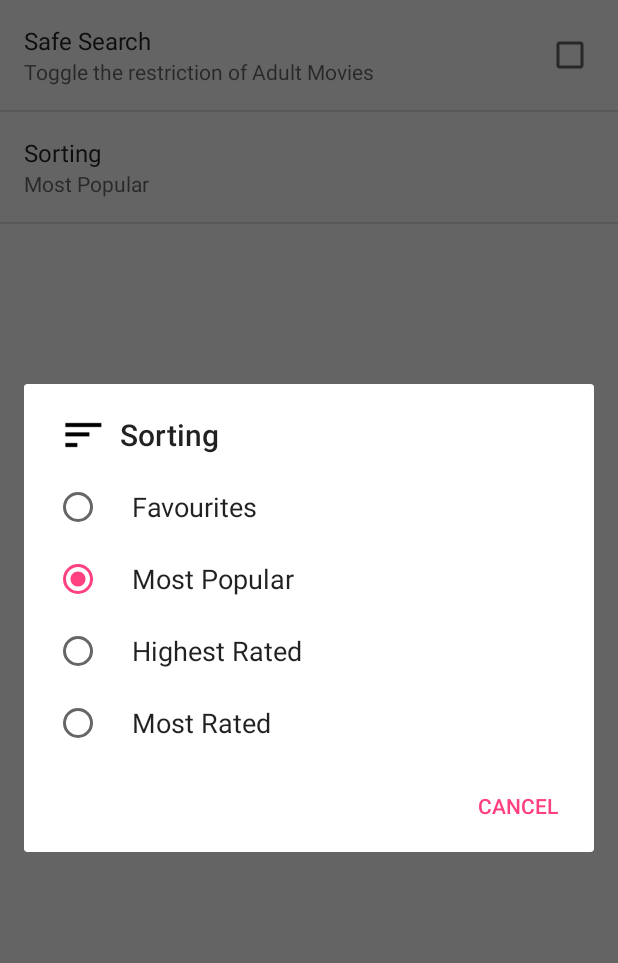
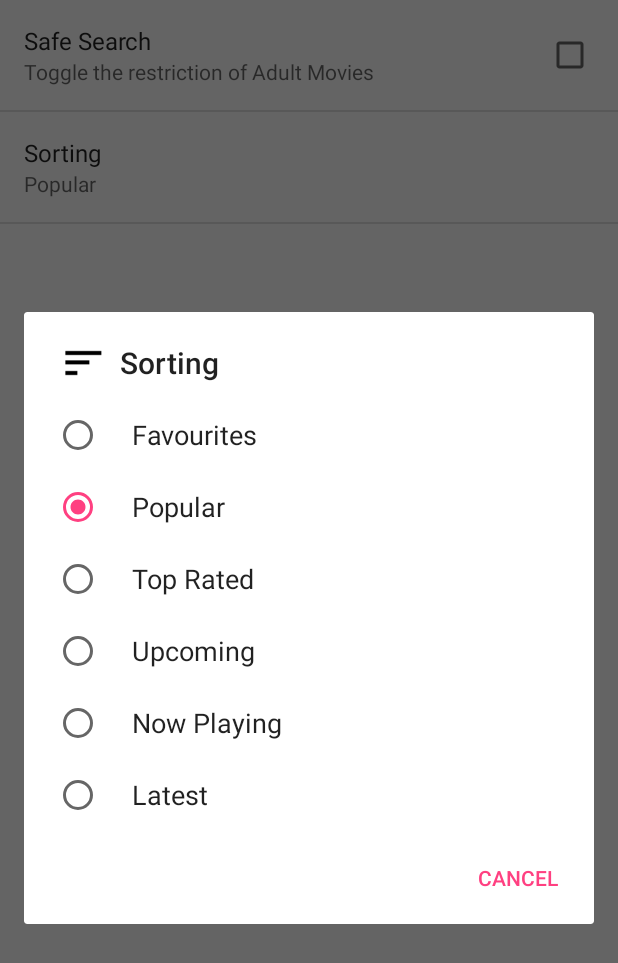
Before and after one commit to FreakPirate/MoviePedia, an Android app: the SettingsActivity screen opened directly, with no data from a screen before it, after a tap on "Sorting", on a phone screen of 412 x 824 dp. Shown: the top 963 px of the screen. Run offline under Robolectric (Android 15) with nearby library versions, the phone set to English and light mode, and no system bars; 1 other tap on this screen came first.

Commit message:
Application API updated: /movie/popular

```diff
--- a/app/src/main/java/com/futuretraxex/freakpirate/moviepedia/backend/FetchMovieDB.java
+++ b/app/src/main/java/com/futuretraxex/freakpirate/moviepedia/backend/FetchMovieDB.java
@@ -22,7 +22,7 @@ import java.net.URL;
  */
 public class FetchMovieDB extends AsyncTask <Void, Void, MovieDataModel[]> {
 
-    private final String BASE_URL = "http://api.themoviedb.org/3/discover/movie";
+    private final String BASE_URL = "http://api.themoviedb.org/3/movie";
 
 //    private ProgressBar progressBar;
 
--- a/app/src/main/java/com/futuretraxex/freakpirate/moviepedia/backend/GeneralizedAPI.java
+++ b/app/src/main/java/com/futuretraxex/freakpirate/moviepedia/backend/GeneralizedAPI.java
@@ -16,6 +16,6 @@ public interface GeneralizedAPI {
     @GET("/3/movie/{id}/reviews")
     Call<ReviewModel> getMovieReviews(@Path("id") int movieId, @Query("api_key") String apiKey);
 
-    @GET("/3/movie/{id}/trailers")
+    @GET("/3/movie/{id}/videos")
     Call<TrailerModel> getMovieTrailer(@Path("id") int movieId, @Query("api_key") String apiKey);
 }
--- a/app/src/main/java/com/futuretraxex/freakpirate/moviepedia/backend/URIBuilder.java
+++ b/app/src/main/java/com/futuretraxex/freakpirate/moviepedia/backend/URIBuilder.java
@@ -25,7 +25,7 @@ public class URIBuilder {
     public static Uri buildGridUri(String baseURL, String sortOrder, Boolean includeAdult, int pageNum){
         Uri gridURI = Uri.parse(baseURL)
                 .buildUpon()
-                .appendQueryParameter(PARAM_SORT_ORDER, sortOrder)
+                .appendEncodedPath(sortOrder)
                 .appendQueryParameter(PARAM_INCLUDE_ADULT, includeAdult.toString())
                 .appendQueryParameter(PARAM_PAGE, Integer.toString(pageNum))
                 .appendQueryParameter(PARAM_API_KEY, API_KEY)
--- a/app/src/main/java/com/futuretraxex/freakpirate/moviepedia/ui/fragment/MovieDetailFragment.java
+++ b/app/src/main/java/com/futuretraxex/freakpirate/moviepedia/ui/fragment/MovieDetailFragment.java
@@ -4,11 +4,13 @@ import android.content.ContentUris;
 import android.content.ContentValues;
 import android.content.Context;
 import android.content.Intent;
+import android.content.SharedPreferences;
 import android.database.Cursor;
 import android.graphics.Bitmap;
 import android.graphics.Color;
 import android.graphics.drawable.Drawable;
 import android.net.Uri;
+import android.preference.PreferenceManager;
 import android.support.design.widget.CollapsingToolbarLayout;
 import android.support.design.widget.CoordinatorLayout;
 import android.support.design.widget.FloatingActionButton;
@@ -245,7 +247,7 @@ public class MovieDetailFragment extends Fragment {
                                 .load(movieDataModel.getPOSTER_PATH(GlobalData.size_w342))
                                 .error(R.drawable.image_load_error)
                                 .resize(300,450)
-                                .into(movieCoverImageView);
+                                .into(moviePosterImageView);
                     }
                 });
 
@@ -405,7 +407,6 @@ public class MovieDetailFragment extends Fragment {
             }
         });
 
-        if (! movieDataModel.getIS_FAVOURITE()){
         HttpLoggingInterceptor interceptor = new HttpLoggingInterceptor();
         interceptor.setLevel(HttpLoggingInterceptor.Level.BODY);
         OkHttpClient client = new OkHttpClient.Builder().addInterceptor(interceptor).build();
@@ -451,7 +452,6 @@ public class MovieDetailFragment extends Fragment {
         });
 
         super.onViewCreated(view, savedInstanceState);
-        }
     }
 
     private void loadReviews(ReviewModel reviewContent){
--- a/app/src/main/res/values/arrays.xml
+++ b/app/src/main/res/values/arrays.xml
@@ -2,15 +2,19 @@
 <resources>
     <array name="pref_sort_list_entries">
         <item>@string/pref_label_favourite</item>
-        <item>@string/pref_label_most_popular</item>
-        <item>@string/pref_label_highest_rated</item>
-        <item>@string/pref_label_most_rated</item>
+        <item>@string/pref_label_popular</item>
+        <item>@string/pref_label_top_rated</item>
+        <item>@string/pref_label_upcoming</item>
+        <item>@string/pref_label_now_playing</item>
+        <item>@string/pref_label_latest</item>
     </array>
 
     <array name="pref_sort_list_values">
         <item>@string/pref_value_favourite</item>
-        <item>@string/pref_value_most_popular</item>
-        <item>@string/pref_value_highest_rated</item>
-        <item>@string/pref_value_most_rated</item>
+        <item>@string/pref_value_popular</item>
+        <item>@string/pref_value_top_rated</item>
+        <item>@string/pref_value_upcoming</item>
+        <item>@string/pref_value_now_playing</item>
+        <item>@string/pref_value_latest</item>
     </array>
 </resources>
--- a/app/src/main/res/values/strings.xml
+++ b/app/src/main/res/values/strings.xml
@@ -19,19 +19,25 @@
     <string name="pref_sort_label">Sorting</string>
     <string name="pref_sort_key">sorting</string>
 
-    <string name="pref_label_most_popular">Most Popular</string>
-    <string name="pref_value_most_popular">popularity.desc</string>
+    <string name="pref_label_popular">Popular</string>
+    <string name="pref_value_popular">popular</string>
 
-    <string name="pref_label_most_rated">Most Rated</string>
-    <string name="pref_value_most_rated">vote_count.desc</string>
+    <string name="pref_label_top_rated">Top Rated</string>
+    <string name="pref_value_top_rated">top_rated</string>
 
-    <string name="pref_label_highest_rated">Highest Rated</string>
-    <string name="pref_value_highest_rated">vote_average.desc</string>
+    <string name="pref_label_upcoming">Upcoming</string>
+    <string name="pref_value_upcoming">upcoming</string>
+
+    <string name="pref_label_now_playing">Now Playing</string>
+    <string name="pref_value_now_playing">now_playing</string>
+
+    <string name="pref_label_latest">Latest</string>
+    <string name="pref_value_latest">latest</string>
 
     <string name="pref_label_favourite">Favourites</string>
     <string name="pref_value_favourite">favourites</string>
 
-    <string name="pref_sort_default_value">@string/pref_value_most_popular</string>
+    <string name="pref_sort_default_value">@string/pref_value_popular</string>
 
     <!-- Preference Strings ADULT-->
     <string name="pref_adult_label">Safe Search</string>
--- a/app/src/main/res/xml/layout_preference.xml
+++ b/app/src/main/res/xml/layout_preference.xml
@@ -13,7 +13,7 @@
         android:dialogTitle="@string/pref_sort_label"
         android:dialogIcon="@drawable/ic_sort_black"
         android:key="@string/pref_sort_key"
-        android:defaultValue="@string/pref_value_most_popular"
+        android:defaultValue="@string/pref_sort_default_value"
         android:entries="@array/pref_sort_list_entries"
         android:entryValues="@array/pref_sort_list_values"/>
 
```
Also changed, not shown: app/src/main/ic_launcher_2-web.png (added), app/src/main/ic_launcher_3-web.png (added), app/src/main/res/mipmap-hdpi/ic_launcher.png, app/src/main/res/mipmap-mdpi/ic_launcher.png, app/src/main/res/mipmap-xhdpi/ic_launcher.png, app/src/main/res/mipmap-xxhdpi/ic_launcher.png, app/src/main/res/mipmap-xxxhdpi/ic_launcher.png, app/src/main/star_empty-web.png (added), app/src/main/star_filled-web.png (added), app/src/main/star_half_empty-web.png (added). Lines whose indentation alone changed are shown as unchanged.
